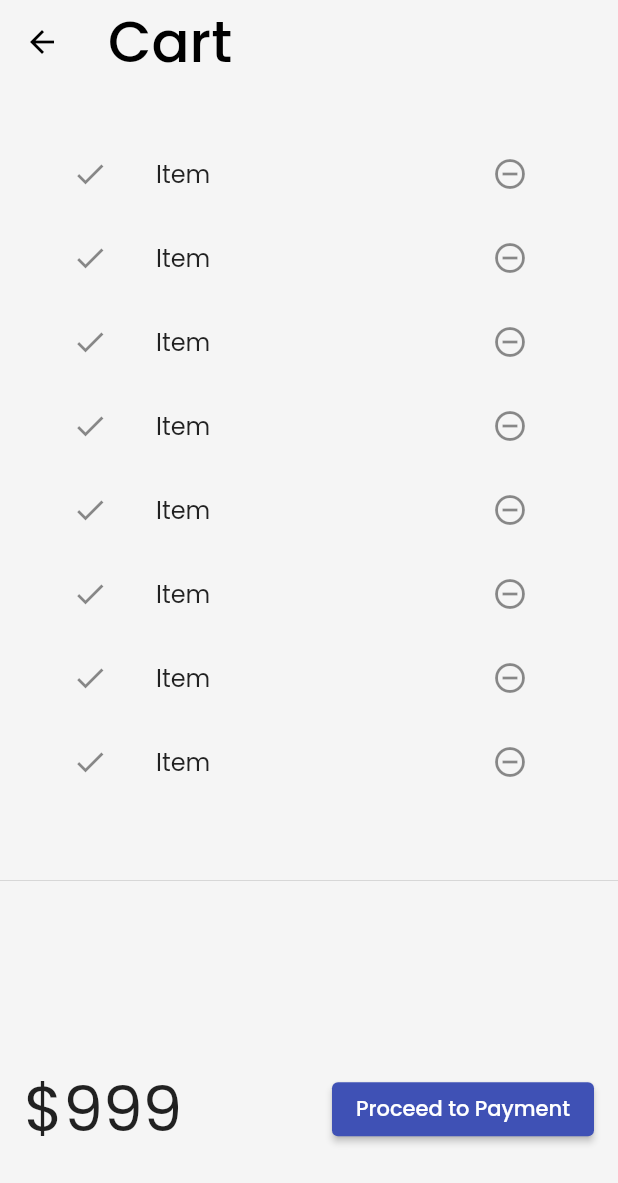
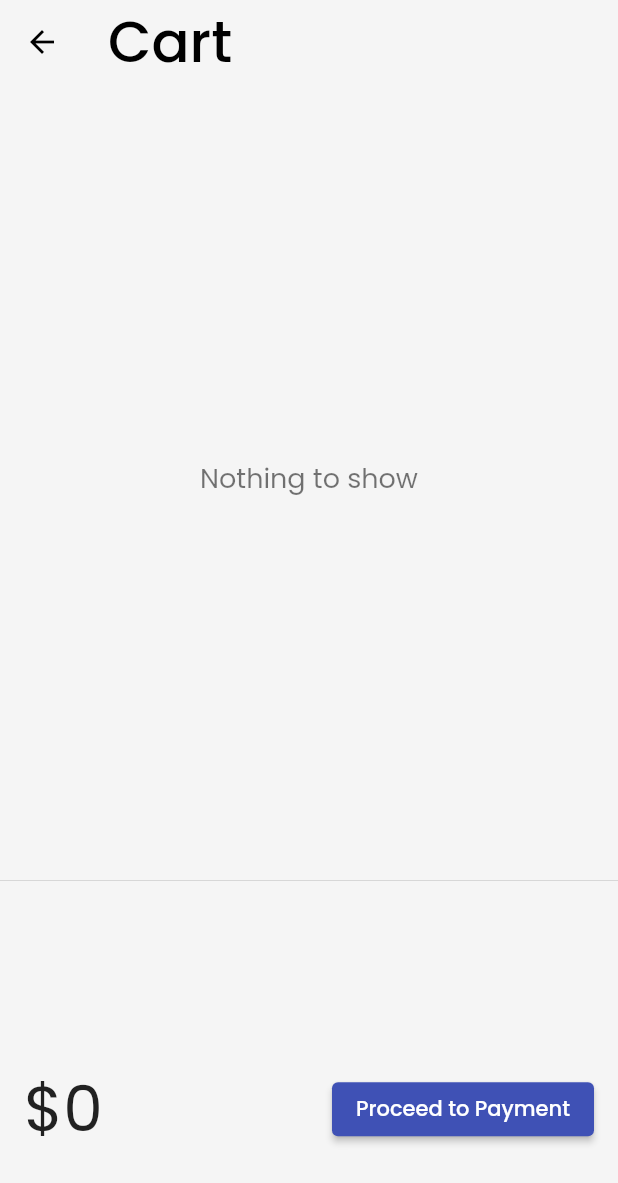
Before and after one commit to AdityaxBhatt/CatalogeFlutter, a Flutter app: the CartPage screen opened by its route, on a phone screen of 412 x 824 dp. Shown: the top 1183 px of the screen. Run offline on Flutter 3.47's test engine with Material 2 defaults, Android fonts, the phone set to English and light mode, and no system bars; drawn by our look-alikes of velocity_x; our stand-ins replace google_fonts; network calls fail.

Commit message:
day 13 completed

```diff
--- /dev/null
+++ b/lib/core/store.dart
@@ -0,0 +1,13 @@
+import 'package:cataloge/models/cart.dart';
+import 'package:cataloge/models/cataloge.dart';
+import 'package:velocity_x/velocity_x.dart';
+
+class Mystore extends VxStore {
+  late CatalogeModel catalog;
+  late CartModel cart;
+  Mystore() {
+    catalog = CatalogeModel();
+    cart = CartModel();
+    cart.catalog = catalog;
+  }
+}
--- a/lib/main.dart
+++ b/lib/main.dart
@@ -1,13 +1,15 @@
+import 'package:cataloge/core/store.dart';
 import 'package:cataloge/pages/cartpage.dart';
 import 'package:cataloge/pages/homepage.dart';
 import 'package:cataloge/utils/routes.dart';
 import 'package:cataloge/widgets/theme.dart';
 import 'package:flutter/material.dart';
 import 'package:cataloge/pages/loginpage.dart';
-import 'package:google_fonts/google_fonts.dart';
+
+import 'package:velocity_x/velocity_x.dart';
 
 void main() {
-  runApp(MyApp());
+  runApp(VxState(store: Mystore(), child: MyApp()));
 }
 
 class MyApp extends StatelessWidget {
--- a/lib/models/cataloge.dart
+++ b/lib/models/cataloge.dart
@@ -1,4 +1,4 @@
-import 'package:flutter/material.dart';
+
 
 class CatalogeModel {
   static List<Item> item = [];
--- a/lib/pages/cartpage.dart
+++ b/lib/pages/cartpage.dart
@@ -1,8 +1,8 @@
-import 'package:flutter/cupertino.dart';
+import 'package:cataloge/core/store.dart';
+import 'package:cataloge/models/cart.dart';
+
 import 'package:flutter/material.dart';
-import 'package:flutter/src/widgets/placeholder.dart';
-import 'package:flutter/src/widgets/framework.dart';
-import 'package:matcher/matcher.dart';
+
 import 'package:velocity_x/velocity_x.dart';
 
 class CartPage extends StatelessWidget {
@@ -29,10 +29,10 @@ class CartPage extends StatelessWidget {
 }
 
 class CartTotal extends StatelessWidget {
-  const CartTotal({super.key});
 
   @override
   Widget build(BuildContext context) {
+    final CartModel cart = (VxState.store as Mystore).cart;
     return SizedBox(
       height: 200,
       child: Column(
@@ -43,7 +43,7 @@ class CartTotal extends StatelessWidget {
           Row(
             mainAxisAlignment: MainAxisAlignment.spaceBetween,
             children: [
-              "\$999".text.xl5.make(),
+              "\$${cart.totalPrice}".text.xl5.make(),
               ElevatedButton(
                 child: "Proceed to Payment".text.make(),
                 onPressed: () {
@@ -61,24 +61,25 @@ class CartTotal extends StatelessWidget {
   }
 }
 
-class Cartview extends StatefulWidget {
-  const Cartview({super.key});
+class Cartview extends StatelessWidget{
 
   @override
-  State<Cartview> createState() => _CartviewState();
-}
-
-class _CartviewState extends State<Cartview> {
-  @override
   Widget build(BuildContext context) {
-    return ListView.builder(
+    final CartModel cart = (VxState.store as Mystore).cart;
+    return cart.items.isEmpty
+        ? "Nothing to show".text.xl2.caption(context).makeCentered()
+        : ListView.builder(
+            itemCount: cart.items.length,
             itemBuilder: (context, index) => ListTile(
               leading: Icon(Icons.done),
               trailing: IconButton(
                 icon: Icon(Icons.remove_circle_outline),
-          onPressed: () {},
+                onPressed: () {
+                  cart.remove(cart.items[index]);
+                  // setState(() {});
+                },
               ),
-        title: "Item".text.make(),
+              title: cart.items[index].name.text.make(),
             ),
           );
   }
--- a/lib/pages/loginpage.dart
+++ b/lib/pages/loginpage.dart
@@ -1,8 +1,6 @@
 // ignore_for_file: prefer_const_constructors
 
-import 'dart:ffi' as ffi;
-import 'dart:ui';
-import 'package:cataloge/pages/homepage.dart';
+
 import 'package:cataloge/utils/routes.dart';
 import 'package:flutter/material.dart';
 
```
Also changed, not shown: lib/models/cart.dart (+14 -2 lines), lib/pages/homedetail.dart (+5 -8 lines), lib/pages/homepage.dart (+12 -10 lines), lib/widgets/home_widget/addToCart.dart (added, +35 -0 lines), 3 other files. Lines whose indentation alone changed are shown as unchanged.
